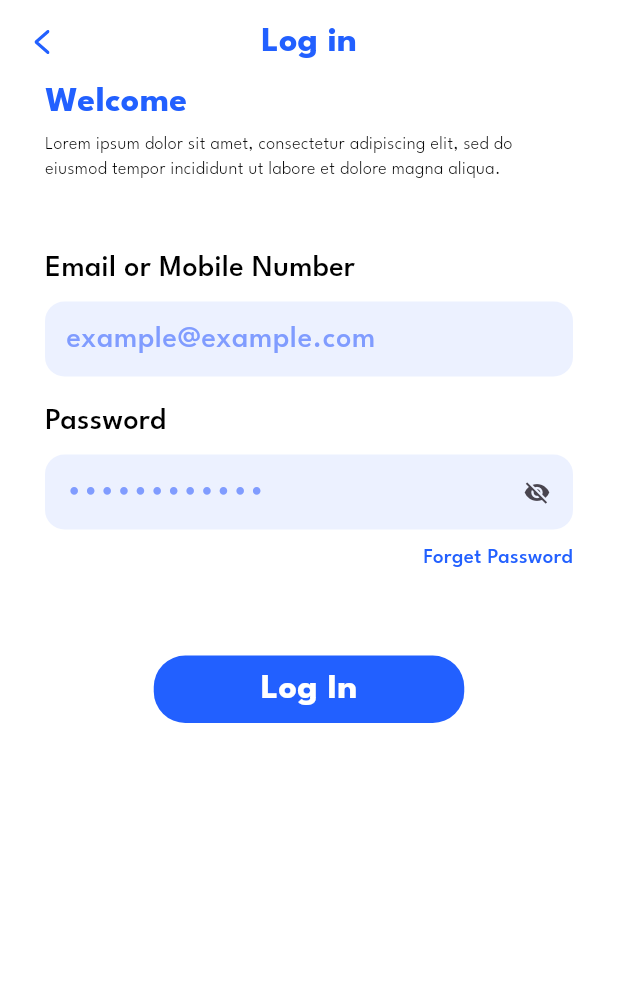
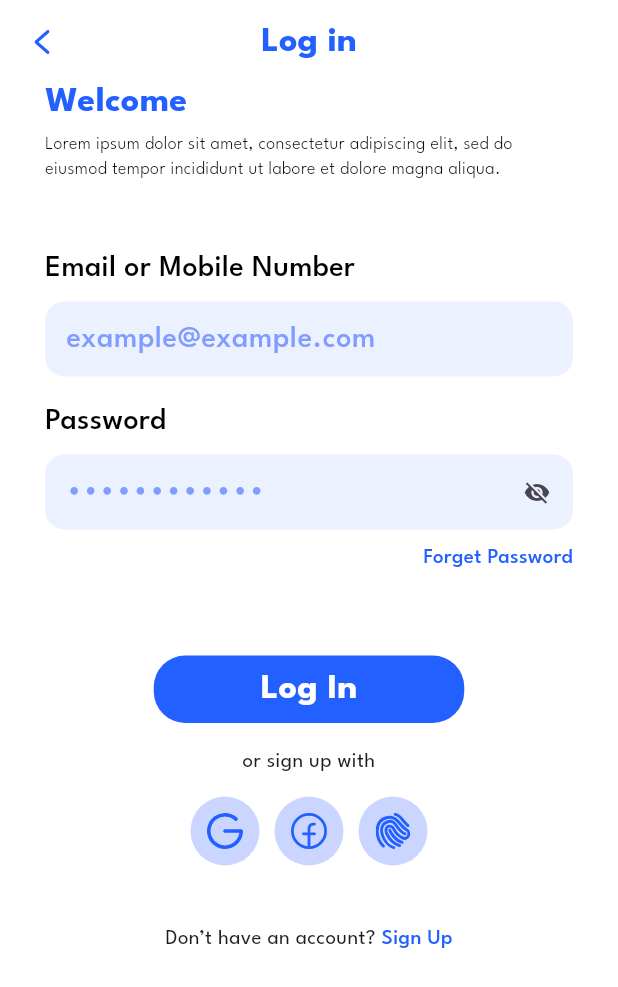
Before and after one commit to IvanLiakhDEV/flutter-markup, a Flutter app: the screen it shows after launch, on a phone screen of 412 x 824 dp. Shown: the top 987 px of the screen. Run offline on Flutter 3.47's test engine with Material 3 defaults, Android fonts, the light colour scheme and no system bars; our stand-ins replace flutter_svg.

Commit message:
Додано список методів авторизації для екрану авторизації

```diff
--- a/lib/screens/authentication/login-screen.dart
+++ b/lib/screens/authentication/login-screen.dart
@@ -2,6 +2,7 @@ import 'package:flutter/material.dart';
 import 'package:flutter_markup/core/app-style.dart';
 import 'package:flutter_markup/core/enums.dart';
 import 'package:flutter_markup/widgets/app-appbar.dart';
+import 'package:flutter_markup/widgets/app-auth-method-button.dart';
 import 'package:flutter_markup/widgets/app-button.dart';
 import 'package:flutter_markup/widgets/app-input.dart';
 
@@ -58,6 +59,40 @@ class LoginScreen extends StatelessWidget {
                       onPressed: () => print('Log in'),
                     ),
                   ),
+                  SizedBox(height: 16),
+                  Text(
+                    'or sign up with',
+                    style: AppTextStyles.sm,
+                    textAlign: TextAlign.center,
+                  ),
+                  SizedBox(height: 12),
+                  Center(
+                    child: SizedBox(
+                      width: 160,
+                      child: Row(
+                        mainAxisAlignment: MainAxisAlignment.spaceBetween,
+                        children: [
+                          AppAuthMethodButton(icon: 'google'),
+                          AppAuthMethodButton(icon: 'facebook'),
+                          AppAuthMethodButton(icon: 'fingerprint'),
+                        ],
+                      ),
+                    ),
+                  ),
+                  SizedBox(height: 38),
+                  Row(
+                    mainAxisAlignment: MainAxisAlignment.center,
+                    children: [
+                      Text('Don’t have an account? ', style: AppTextStyles.sm),
+                      Text(
+                        'Sign Up',
+                        style: AppTextStyles.sm.copyWith(
+                          color: AppColors.textPrimary,
+                          fontWeight: FontWeight.w500,
+                        ),
+                      ),
+                    ],
+                  ),
                 ],
               ),
             ),
--- a/lib/widgets/app-input.dart
+++ b/lib/widgets/app-input.dart
@@ -1,7 +1,6 @@
 import 'package:flutter/material.dart';
 import 'package:flutter_markup/core/app-style.dart';
 import 'package:flutter_markup/core/enums.dart';
-import 'package:flutter_svg/flutter_svg.dart';
 
 class AppInput extends StatefulWidget {
   final String placeholder;
```
